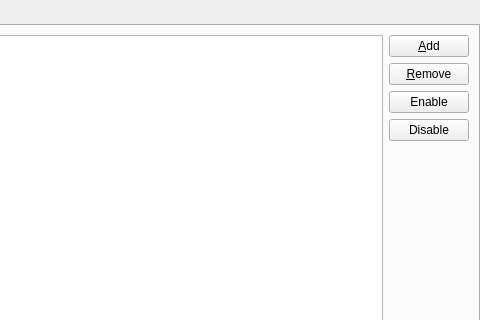
Qt form application/pages/ModFolderPage.ui (FreesmTeam/FreesmLauncher) before a commit; both pictures show x 243 to 723 and y 0 to 320 of the 723 by 532 pixel window.
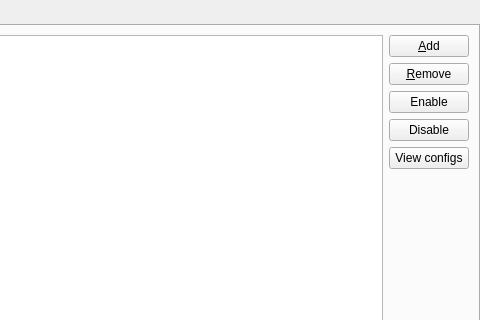
The same form after that commit. Custom widgets are drawn as their Qt base class.

Commit message: NOISSUE add button for opening the config folder from mods pages

Diff of the .ui file:
```diff
--- a/application/pages/ModFolderPage.ui
+++ b/application/pages/ModFolderPage.ui
@@ -69,6 +69,16 @@
            </property>
           </widget>
          </item>
+         <item>
+          <widget class="QPushButton" name="configFolderBtn">
+           <property name="toolTip">
+            <string>Open the 'config' folder in the system file manager.</string>
+           </property>
+           <property name="text">
+            <string>View configs</string>
+           </property>
+          </widget>
+         </item>
          <item>
           <spacer name="verticalSpacer">
            <property name="orientation">
```
Left out of the diff: 1 changed line with no effect on the pictures. The commit also changes 4 other files.
